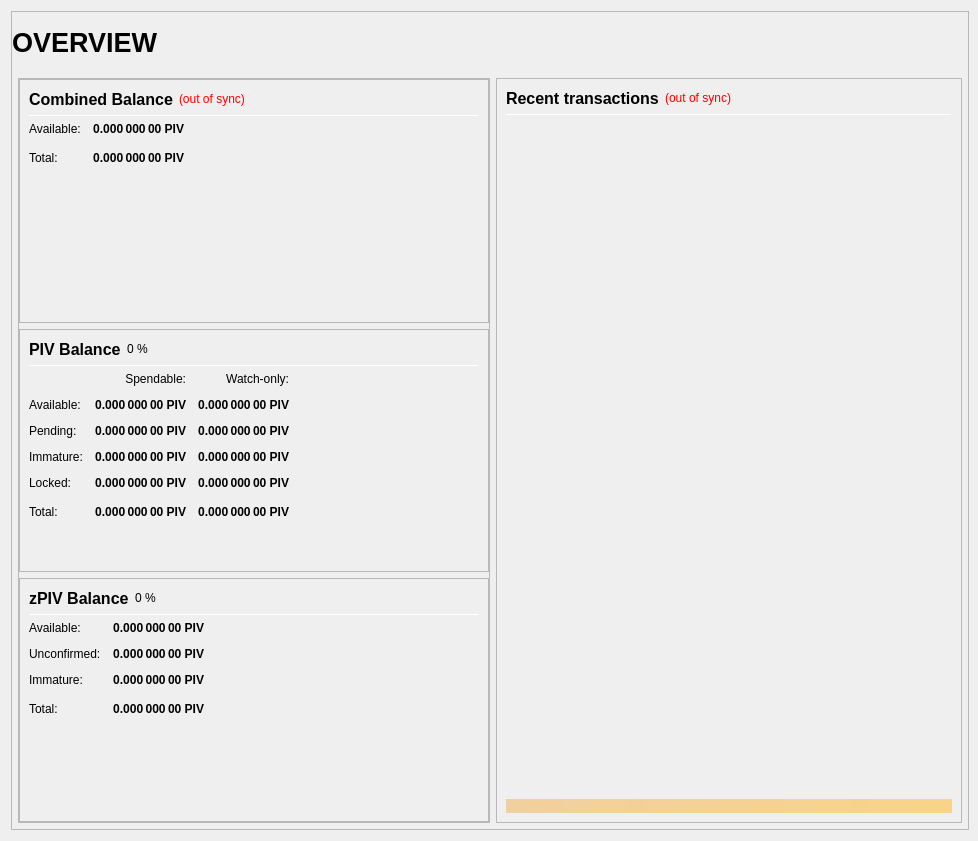
Old version of the form src/qt/forms/overviewpage.ui in the repository BALLcoin/BALLcoin.
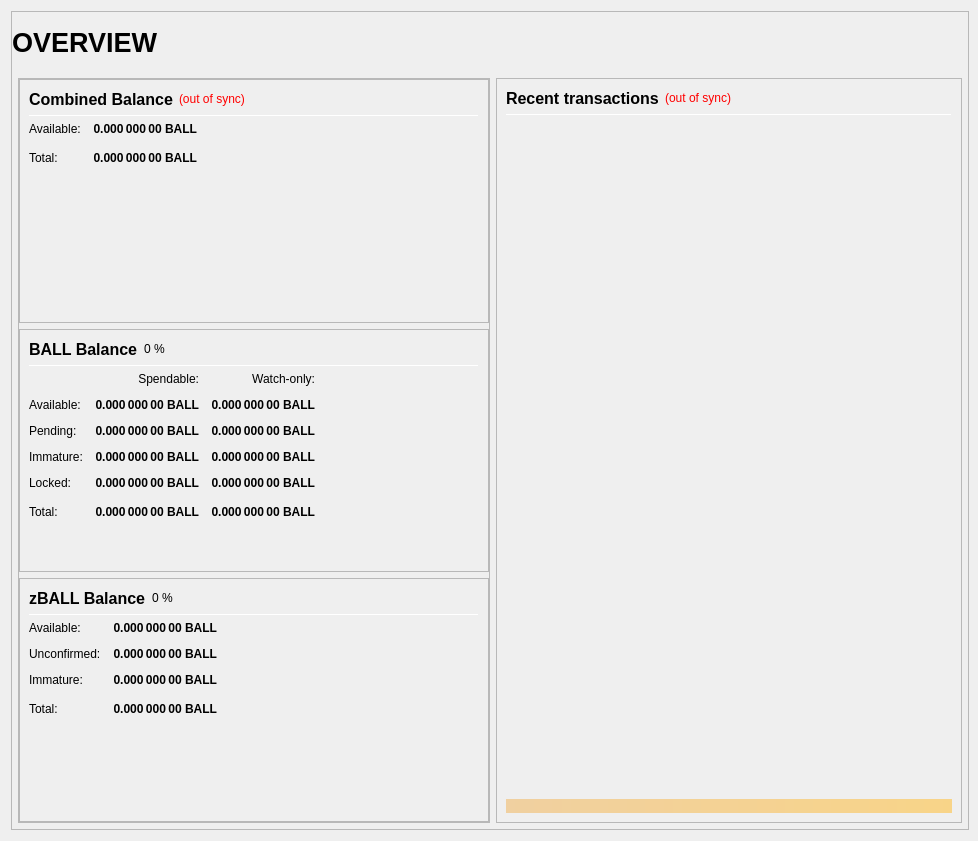
New version of the form.

Diff of the .ui file:
```diff
--- a/src/qt/forms/overviewpage.ui
+++ b/src/qt/forms/overviewpage.ui
@@ -333,7 +333,7 @@
                           <string>Your current spendable balance</string>
                          </property>
                          <property name="text">
-                          <string notr="true">0.000 000 00 PIV</string>
+                          <string notr="true">0.000 000 00 BALL</string>
                          </property>
                          <property name="alignment">
                           <set>Qt::AlignRight|Qt::AlignTrailing|Qt::AlignVCenter</set>
@@ -365,7 +365,7 @@
                           <string>Total Balance, including all unavailable coins.</string>
                          </property>
                          <property name="text">
-                          <string notr="true">0.000 000 00 PIV</string>
+                          <string notr="true">0.000 000 00 BALL</string>
                          </property>
                          <property name="alignment">
                           <set>Qt::AlignRight|Qt::AlignTrailing|Qt::AlignVCenter</set>
@@ -433,7 +433,7 @@
                           </font>
                          </property>
                          <property name="text">
-                          <string>PIV Balance</string>
+                          <string>BALL Balance</string>
                          </property>
                         </widget>
                        </item>
@@ -525,7 +525,7 @@
                           <string>Your current spendable balance</string>
                          </property>
                          <property name="text">
-                          <string notr="true">0.000 000 00 PIV</string>
+                          <string notr="true">0.000 000 00 BALL</string>
                          </property>
                          <property name="alignment">
                           <set>Qt::AlignRight|Qt::AlignTrailing|Qt::AlignVCenter</set>
@@ -550,7 +550,7 @@
                           <string>Your current balance in watch-only addresses</string>
                          </property>
                          <property name="text">
-                          <string notr="true">0.000 000 00 PIV</string>
+                          <string notr="true">0.000 000 00 BALL</string>
                          </property>
                          <property name="alignment">
                           <set>Qt::AlignRight|Qt::AlignTrailing|Qt::AlignVCenter</set>
@@ -582,7 +582,7 @@
                           <string>Total of transactions that have yet to be confirmed, and do not yet count toward the spendable balance</string>
                          </property>
                          <property name="text">
-                          <string notr="true">0.000 000 00 PIV</string>
+                          <string notr="true">0.000 000 00 BALL</string>
                          </property>
                          <property name="alignment">
                           <set>Qt::AlignRight|Qt::AlignTrailing|Qt::AlignVCenter</set>
@@ -607,7 +607,7 @@
                           <string>Unconfirmed transactions to watch-only addresses</string>
                          </property>
                          <property name="text">
-                          <string notr="true">0.000 000 00 PIV</string>
+                          <string notr="true">0.000 000 00 BALL</string>
                          </property>
                          <property name="alignment">
                           <set>Qt::AlignRight|Qt::AlignTrailing|Qt::AlignVCenter</set>
@@ -639,7 +639,7 @@
                           <string>Staked or masternode rewards that has not yet matured</string>
                          </property>
                          <property name="text">
-                          <string notr="true">0.000 000 00 PIV</string>
+                          <string notr="true">0.000 000 00 BALL</string>
                          </property>
                          <property name="alignment">
                           <set>Qt::AlignRight|Qt::AlignTrailing|Qt::AlignVCenter</set>
@@ -664,7 +664,7 @@
                           <string>Staked or masternode rewards in watch-only addresses that has not yet matured</string>
                          </property>
                          <property name="text">
-                          <string notr="true">0.000 000 00 PIV</string>
+                          <string notr="true">0.000 000 00 BALL</string>
                          </property>
                          <property name="alignment">
                           <set>Qt::AlignRight|Qt::AlignTrailing|Qt::AlignVCenter</set>
@@ -699,7 +699,7 @@
                           <string>Locked PIV or Masternode collaterals. These are excluded from zPIV minting.</string>
                          </property>
                          <property name="text">
-                          <string notr="true">0.000 000 00 PIV</string>
+                          <string notr="true">0.000 000 00 BALL</string>
                          </property>
                          <property name="alignment">
                           <set>Qt::AlignRight|Qt::AlignTrailing|Qt::AlignVCenter</set>
@@ -724,7 +724,7 @@
                           <string>Current locked balance in watch-only addresses</string>
                          </property>
                          <property name="text">
-                          <string notr="true">0.000 000 00 PIV</string>
+                          <string notr="true">0.000 000 00 BALL</string>
                          </property>
                          <property name="alignment">
                           <set>Qt::AlignRight|Qt::AlignTrailing|Qt::AlignVCenter</set>
@@ -759,7 +759,7 @@
                           <string>Your current PIVX balance, unconfirmed and immature transactions included</string>
                          </property>
                          <property name="text">
-                          <string notr="true">0.000 000 00 PIV</string>
+                          <string notr="true">0.000 000 00 BALL</string>
                          </property>
                          <property name="alignment">
                           <set>Qt::AlignRight|Qt::AlignTrailing|Qt::AlignVCenter</set>
@@ -784,7 +784,7 @@
                           <string>Current total balance in watch-only addresses</string>
                          </property>
                          <property name="text">
-                          <string notr="true">0.000 000 00 PIV</string>
+                          <string notr="true">0.000 000 00 BALL</string>
                          </property>
                          <property name="alignment">
                           <set>Qt::AlignRight|Qt::AlignTrailing|Qt::AlignVCenter</set>
@@ -852,7 +852,7 @@
                           </font>
                          </property>
                          <property name="text">
-                          <string>zPIV Balance</string>
+                          <string>zBALL Balance</string>
                          </property>
                         </widget>
                        </item>
@@ -926,7 +926,7 @@
 These zPIV are spendable.</string>
                          </property>
                          <property name="text">
-                          <string notr="true">0.000 000 00 PIV</string>
+                          <string notr="true">0.000 000 00 BALL</string>
                          </property>
                          <property name="alignment">
                           <set>Qt::AlignRight|Qt::AlignTrailing|Qt::AlignVCenter</set>
@@ -957,7 +957,7 @@
 Immature: confirmed, but less than 1 mint of the same denomination after it was minted</string>
                          </property>
                          <property name="text">
-                          <string notr="true">0.000 000 00 PIV</string>
+                          <string notr="true">0.000 000 00 BALL</string>
                          </property>
                          <property name="alignment">
                           <set>Qt::AlignRight|Qt::AlignTrailing|Qt::AlignVCenter</set>
@@ -988,7 +988,7 @@
 Immature: confirmed, but less than 1 mint of the same denomination after it was minted</string>
                          </property>
                          <property name="text">
-                          <string notr="true">0.000 000 00 PIV</string>
+                          <string notr="true">0.000 000 00 BALL</string>
                          </property>
                          <property name="alignment">
                           <set>Qt::AlignRight|Qt::AlignTrailing|Qt::AlignVCenter</set>
@@ -1020,7 +1020,7 @@
                           <string>Your current zPIV balance, unconfirmed and immature zPIV included.</string>
                          </property>
                          <property name="text">
-                          <string notr="true">0.000 000 00 PIV</string>
+                          <string notr="true">0.000 000 00 BALL</string>
                          </property>
                          <property name="alignment">
                           <set>Qt::AlignRight|Qt::AlignTrailing|Qt::AlignVCenter</set>
```
Left out of the diff: 24 changed lines with no effect on the pictures.
